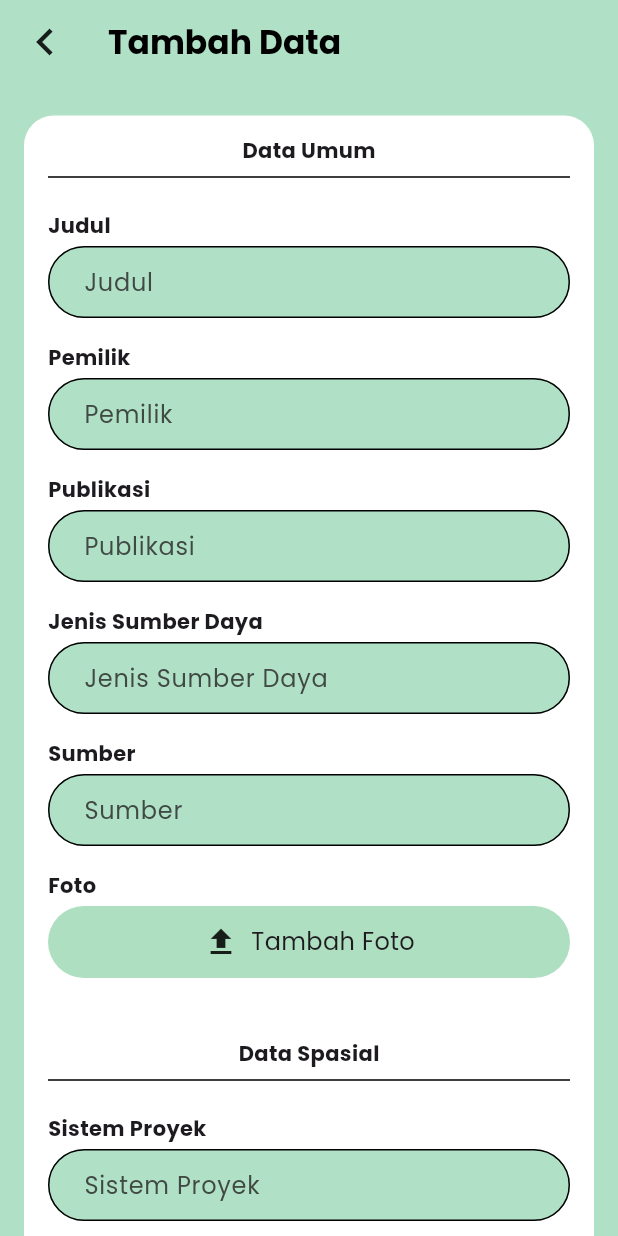
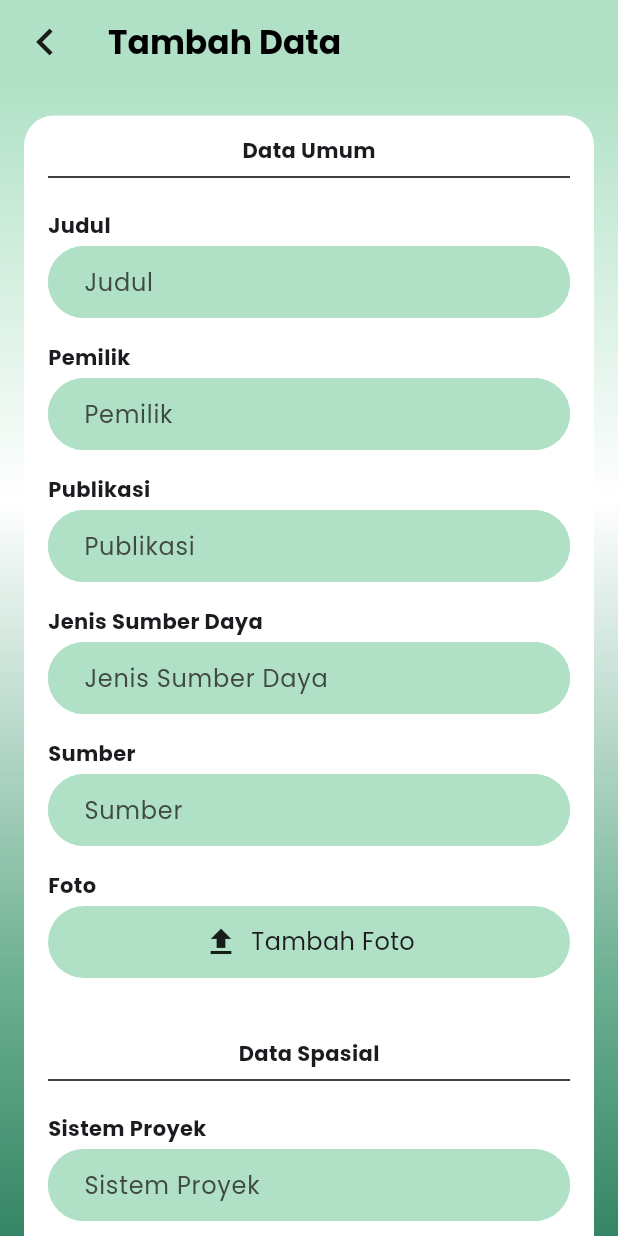
Before and after one commit to fadliaditya06/Geoportal-Mobile, a Flutter app: the TambahDataScreen screen opened by its route, on a phone screen of 412 x 824 dp. Run offline on Flutter 3.47's test engine with Material 3 defaults, Android fonts, the phone set to English and light mode, and no system bars; our stand-ins replace cached_network_image, card_loading, carousel_slider, cloud_firestore, curved_navigation_bar, firebase_auth and 9 more; accounts and stored records are empty.

Commit message:
Update Feat: Tambah Data Screen

```diff
--- a/lib/screens/peta/tambah_data_screen.dart
+++ b/lib/screens/peta/tambah_data_screen.dart
@@ -40,7 +40,6 @@ class _TambahDataScreenState extends State<TambahDataScreen> {
   @override
   Widget build(BuildContext context) {
     return Scaffold(
-      backgroundColor: const Color(0xFFB0E1C6),
       appBar: AppBar(
         backgroundColor: const Color(0xFFB0E1C6),
         elevation: 0,
@@ -62,7 +61,22 @@ class _TambahDataScreenState extends State<TambahDataScreen> {
           ),
         ),
       ),
-      body: SingleChildScrollView(
+      body: Container(
+        width: double.infinity,
+        decoration: const BoxDecoration(
+          gradient: LinearGradient(
+            begin: Alignment.topCenter,
+            end: Alignment.bottomCenter,
+            stops: [0.0, 0.36, 0.76, 1.0],
+            colors: [
+              Color(0xFFB0E1C6),
+              Color(0xFFFFFFFF),
+              Color(0xFF72B396),
+              Color(0xFF358666),
+            ],
+          ),
+        ),
+        child: SingleChildScrollView(
           padding: const EdgeInsets.fromLTRB(16, 21, 16, 8),
           child: Container(
             padding: const EdgeInsets.fromLTRB(16, 13, 16, 16),
@@ -102,8 +116,8 @@ class _TambahDataScreenState extends State<TambahDataScreen> {
                   child: Container(
                     height: 48,
                     decoration: BoxDecoration(
-                    color: const Color.fromARGB(255, 175, 223, 193),
-                    borderRadius: BorderRadius.circular(25),
+                      color: const Color(0xFFB0E1C6),
+                      borderRadius: BorderRadius.circular(30),
                     ),
                     child: const Center(
                       child: Row(
@@ -131,7 +145,10 @@ class _TambahDataScreenState extends State<TambahDataScreen> {
                       readOnly: true,
                       decoration: buildInputDecoration('Titik Koordinat').copyWith(
                         suffixIcon: IconButton(
-                        icon: const Icon(Icons.map),
+                          icon: const Icon(
+                            Icons.map,
+                            color: Colors.black,
+                          ),
                           onPressed: () async {
                             final result = await Navigator.push(
                               context,
@@ -173,7 +190,7 @@ class _TambahDataScreenState extends State<TambahDataScreen> {
                       //
                     },
                     style: ElevatedButton.styleFrom(
-                    backgroundColor: const Color.fromARGB(255, 143, 225, 167),
+                      backgroundColor: const Color(0xFF92E3A9),
                       foregroundColor: Colors.black,
                       shape: RoundedRectangleBorder(
                         borderRadius: BorderRadius.circular(20),
@@ -184,11 +201,12 @@ class _TambahDataScreenState extends State<TambahDataScreen> {
                     ),
                     child: const Text(
                       'Simpan',
-                    style: TextStyle(fontWeight: FontWeight.bold, fontSize: 13),
+                      style: TextStyle(fontWeight: FontWeight.w500, fontSize: 16),
                     ),
                   ),
                 ),
               ],
+            ),
           ),
         ),
       ),
@@ -207,11 +225,11 @@ class _TambahDataScreenState extends State<TambahDataScreen> {
       ),
       enabledBorder: OutlineInputBorder(
         borderRadius: BorderRadius.circular(30.0),
-        borderSide: const BorderSide(color: Colors.black, width: 1),
+        borderSide: const BorderSide(color: Color(0xFFB0E1C6), width: 1),
       ),
       focusedBorder: OutlineInputBorder(
         borderRadius: BorderRadius.circular(30.0),
-        borderSide: const BorderSide(color: Colors.black, width: 1),
+        borderSide: const BorderSide(color: Color(0xFFB0E1C6), width: 1),
       ),
     );
   }
```
Lines whose indentation alone changed are shown as unchanged.
